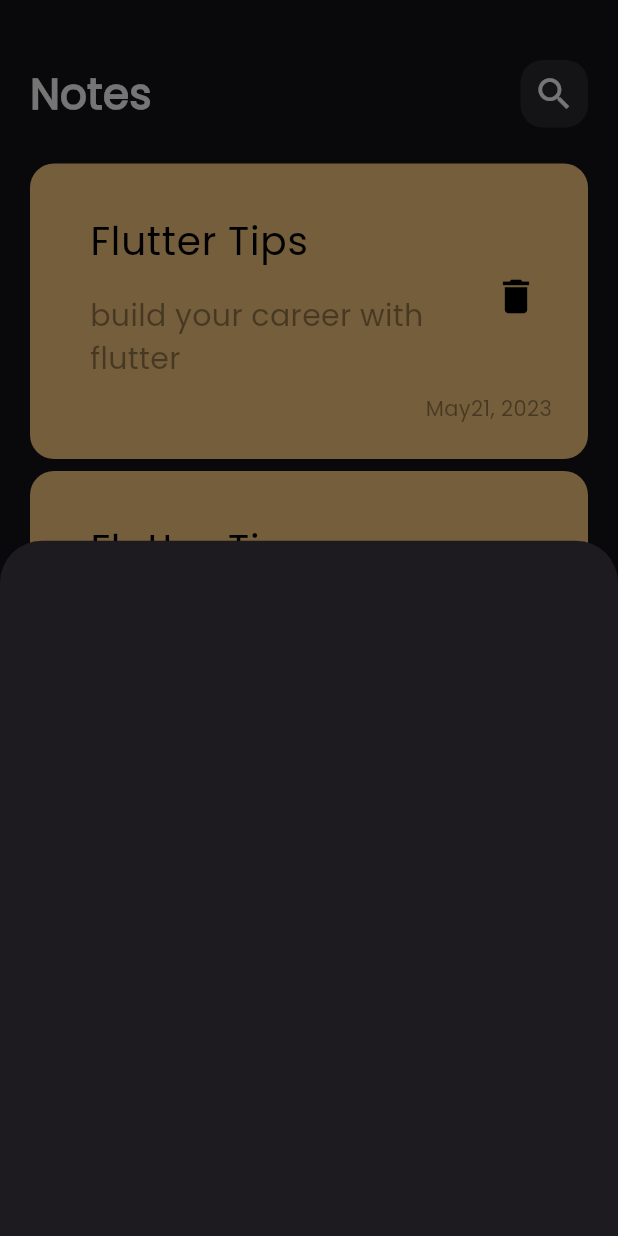
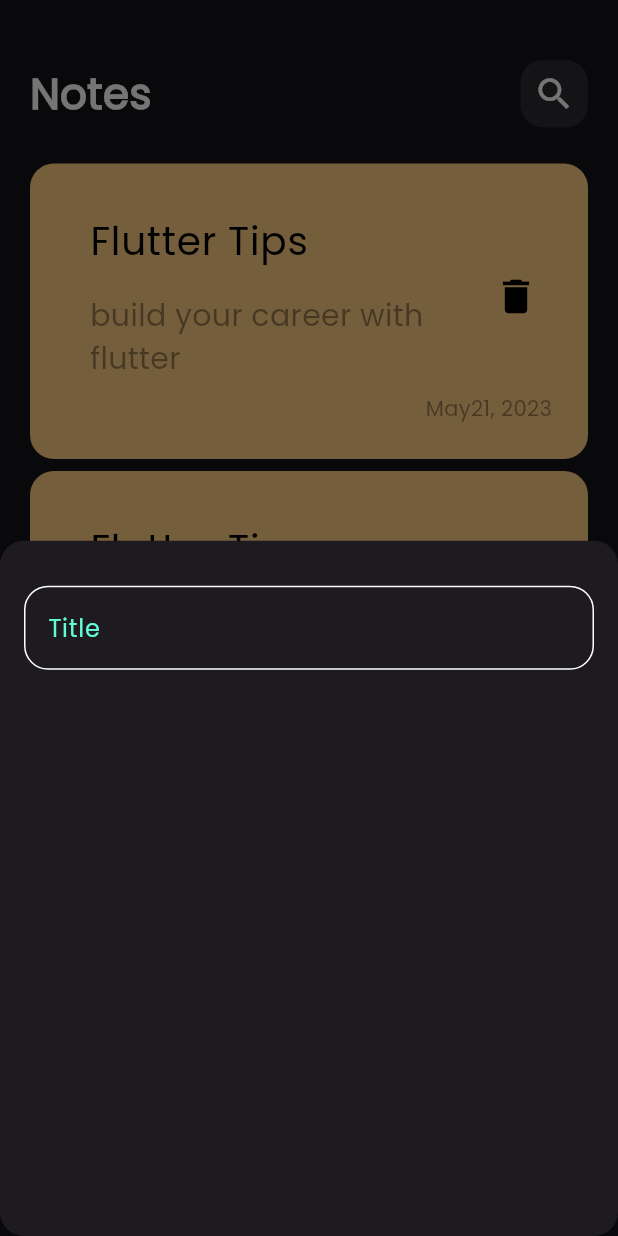
Before and after one commit to MahmoudEldeeb10/notesapp, a Flutter app: the screen it shows after launch, after a tap on the "add" icon, on a phone screen of 412 x 824 dp. Run offline on Flutter 3.47's test engine with Material 3 defaults, Android fonts, the phone set to English and light mode, and no system bars.

Commit message:
create custom text field

```diff
--- /dev/null
+++ b/lib/constsnts.dart
@@ -0,0 +1,3 @@
+import 'package:flutter/material.dart';
+
+const KPrimaryColor =Color(0xff62fCD7);
--- a/lib/views/notes_view.dart
+++ b/lib/views/notes_view.dart
@@ -11,6 +11,9 @@ class NotesView extends StatelessWidget {
       floatingActionButton: FloatingActionButton(
         onPressed: () {
           showModalBottomSheet(
+            shape: RoundedRectangleBorder(
+              borderRadius: BorderRadius.circular(16),
+            ),
             context: context,
             builder: (context) {
               return AddNoteBottomSheet();
--- a/lib/views/widgets/add_note_button_sheet.dart
+++ b/lib/views/widgets/add_note_button_sheet.dart
@@ -1,11 +1,14 @@
-
 import 'package:flutter/material.dart';
+import 'package:notes_app/views/widgets/custom_text_field.dart';
 
 class AddNoteBottomSheet extends StatelessWidget {
   const AddNoteBottomSheet({super.key});
 
   @override
   Widget build(BuildContext context) {
-    return Container();
+    return Padding(
+      padding: const EdgeInsets.symmetric(horizontal: 16),
+      child: Column(children: [SizedBox(height: 30), CustomTextField()]),
+    );
   }
 }
--- /dev/null
+++ b/lib/views/widgets/custom_text_field.dart
@@ -0,0 +1,30 @@
+import 'package:flutter/material.dart';
+import 'package:notes_app/constsnts.dart';
+
+class CustomTextField extends StatelessWidget {
+  const CustomTextField({super.key});
+
+  @override
+  Widget build(BuildContext context) {
+    return TextField(
+      cursorColor: KPrimaryColor,
+      decoration: InputDecoration(
+        hintText: 'Title',
+        hintStyle: TextStyle(color: KPrimaryColor),
+
+        border: buildBorder(),
+
+        enabledBorder: buildBorder(),
+
+        focusedBorder: buildBorder(KPrimaryColor),
+      ),
+    );
+  }
+
+  OutlineInputBorder buildBorder([Color]) {
+    return OutlineInputBorder(
+      borderRadius: BorderRadius.all(Radius.circular(16)),
+      borderSide: BorderSide(color: Color ?? Colors.white),
+    );
+  }
+}
```
